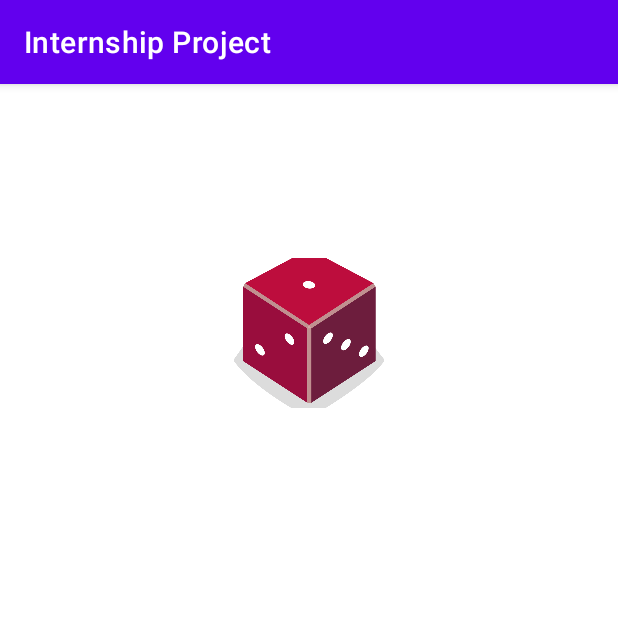
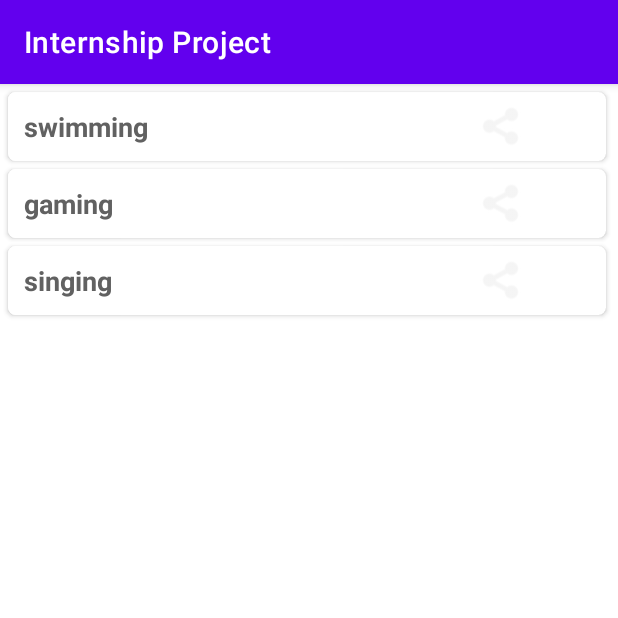
Before and after one commit to VishSingh03/ITR_Project_2023, an Android app: the screen it shows after launch (WallpaperActivity before the commit, HobbiesActivity after it), after a tap on "SHARE IMAGES", on a phone screen of 412 x 824 dp, the top half of it. Run offline under Robolectric (Android 15) with nearby library versions, the light colour scheme and no system bars.

Commit message:
Fixed Text share

```diff
--- a/app/src/main/AndroidManifest.xml
+++ b/app/src/main/AndroidManifest.xml
@@ -26,7 +26,7 @@
         <activity android:name=".TipCalculator">
 
         </activity>
-        <activity android:name=".WallpaperActivity">
+        <activity android:name=".HobbiesActivity">
 
         </activity>
     </application>
--- /dev/null
+++ b/app/src/main/java/com/example/internshipproject/HobbiesActivity.kt
@@ -0,0 +1,19 @@
+package com.example.internshipproject
+
+import android.os.Bundle
+import androidx.appcompat.app.AppCompatActivity
+import androidx.recyclerview.widget.LinearLayoutManager
+import androidx.recyclerview.widget.RecyclerView
+import androidx.recyclerview.widget.RecyclerView.*
+
+class HobbiesActivity:AppCompatActivity(){
+    override fun onCreate(savedInstanceState: Bundle?) {
+        super.onCreate(savedInstanceState)
+        setContentView(R.layout.activity_hobbies)
+        val LayoutManager = LinearLayoutManager(this)
+        LayoutManager.orientation = LinearLayoutManager.VERTICAL
+        findViewById<RecyclerView>(R.id.recyclerView).layoutManager = LayoutManager
+        val adapter = HobbiesAdapter(this,Supplier.hobbies)
+        findViewById<RecyclerView>(R.id.recyclerView).adapter = adapter
+    }
+}
--- /dev/null
+++ b/app/src/main/java/com/example/internshipproject/HobbiesAdapter.kt
@@ -0,0 +1,53 @@
+package com.example.internshipproject
+
+import android.content.Context
+import android.content.Intent
+import android.view.LayoutInflater
+import android.view.View
+import android.view.ViewGroup
+import android.widget.ImageView
+import android.widget.TextView
+import android.widget.Toast
+import androidx.appcompat.view.menu.MenuView.ItemView
+import androidx.recyclerview.widget.RecyclerView
+
+class HobbiesAdapter(val context: Context,val hobbies:List<Hobby>) :RecyclerView.Adapter<HobbiesAdapter.MyViewHolder> (){
+    inner class MyViewHolder(itemView: View):RecyclerView.ViewHolder(itemView){
+        var currentHobby:Hobby? = null
+        var currentPosition:Int = 0
+        init {
+            itemView.setOnClickListener{
+                Toast.makeText(context,currentHobby!!.title + " Clicked ",Toast.LENGTH_SHORT).show()
+            }
+            itemView.findViewById<ImageView>(R.id.imgShare).setOnClickListener{
+                val message:String = "My hobby is ${currentHobby!!.title}"
+                val intent = Intent()
+                intent.action = Intent.ACTION_SEND
+                intent.putExtra(Intent.EXTRA_TEXT,message)
+                intent.type = "text/plain"
+                context.startActivity(Intent.createChooser(intent,"Please select App"))
+
+            }
+        }
+            fun setData(hobby: Hobby?,pos:Int)
+            {
+                itemView.findViewById<TextView>(R.id.txvTitle).text = hobby!!.title
+                this.currentHobby = hobby
+                this.currentPosition = pos
+            }
+    }
+
+    override fun onCreateViewHolder(parent: ViewGroup, viewType: Int): MyViewHolder {
+      val view =  LayoutInflater.from(context).inflate(R.layout.list_item,parent,false)
+        return MyViewHolder(view)
+    }
+
+    override fun onBindViewHolder(holder: MyViewHolder, position: Int) {
+        val hobby = hobbies[position]
+        holder.setData(hobby,position)
+    }
+
+    override fun getItemCount(): Int {
+        return hobbies.size
+    }
+}
--- a/app/src/main/java/com/example/internshipproject/MainActivity.kt
+++ b/app/src/main/java/com/example/internshipproject/MainActivity.kt
@@ -25,7 +25,7 @@ class MainActivity : AppCompatActivity() {
         val btn_img = findViewById<Button>(R.id.button_img)
 
         btn_img.setOnClickListener{
-            val intent = Intent(this,WallpaperActivity::class.java)
+            val intent = Intent(this,HobbiesActivity::class.java)
             startActivity(intent)
         }
     }
--- /dev/null
+++ b/app/src/main/java/com/example/internshipproject/Model.kt
@@ -0,0 +1,11 @@
+package com.example.internshipproject
+
+data class Hobby(val title:String)
+
+object Supplier {
+    val hobbies = listOf<Hobby>(
+        Hobby("swimming"),
+        Hobby("gaming"),
+        Hobby("singing")
+                                )
+}
--- a/app/src/main/java/com/example/internshipproject/WallpaperActivity.kt
+++ /dev/null
@@ -1,68 +0,0 @@
-package com.example.internshipproject
-
-import android.content.Intent
-import android.os.Bundle
-import android.view.View
-import android.view.ViewGroup
-import android.widget.ImageView
-import androidx.appcompat.app.AppCompatActivity
-import androidx.recyclerview.widget.LinearLayoutManager
-import androidx.recyclerview.widget.RecyclerView
-
-class WallpaperActivity : AppCompatActivity() {
-    private val imageUrls = listOf(
-        "https://upload.wikimedia.org/wikipedia/commons/f/fe/EIk22BhUYAEF_k3.jpg",
-        // "https://example.com/image2.jpg",
-        // Add more image URLs here
-    )
-
-    override fun onCreate(savedInstanceState: Bundle?) {
-        super.onCreate(savedInstanceState)
-        setContentView(R.layout.activity_wallpaper)
-        val recyclerView = findViewById<RecyclerView>(R.id.recyclerView)
-        recyclerView.layoutManager = LinearLayoutManager(this)
-
-        val adapter = ImageAdapter(imageUrls)
-        recyclerView.adapter = adapter
-    }
-
-    inner class ImageAdapter(private val imageUrls: List<String>) :
-        RecyclerView.Adapter<ImageAdapter.ImageViewHolder>() {
-
-        override fun onCreateViewHolder(parent: ViewGroup, viewType: Int): ImageViewHolder {
-            val view = layoutInflater.inflate(R.layout.item_wallpaper, parent, false)
-            return ImageViewHolder(view)
-        }
-
-        override fun onBindViewHolder(holder: ImageViewHolder, position: Int) {
-            val imageUrl = imageUrls[position]
-            val imageView = holder.itemView.findViewById<ImageView>(R.id.imageButton)
-
-            // Load the image from the URL using a library like Picasso or Glide
-            // For this example, we'll use placeholder images
-            imageView.setImageResource(R.drawable.dice_1)
-
-            // Set a click listener to share the image
-            imageView.setOnClickListener {
-                shareImage(imageUrl)
-            }
-        }
-
-        override fun getItemCount(): Int {
-            return imageUrls.size
-        }
-
-        inner class ImageViewHolder(itemView: View) : RecyclerView.ViewHolder(itemView)
-
-        private fun shareImage(imageUrl: String) {
-            val intent = Intent(Intent.ACTION_SEND)
-            intent.type = "text/plain"
-            intent.putExtra(Intent.EXTRA_TEXT, imageUrl)
-            startActivity(Intent.createChooser(intent, "Share Image"))
-        }
-    }
-
-
-
-
-}
--- /dev/null
+++ b/app/src/main/res/layout/activity_hobbies.xml
@@ -0,0 +1,14 @@
+<?xml version="1.0" encoding="utf-8"?>
+<androidx.constraintlayout.widget.ConstraintLayout xmlns:android="http://schemas.android.com/apk/res/android"
+    xmlns:tools="http://schemas.android.com/tools"
+    android:layout_width="match_parent"
+    android:layout_height="match_parent">
+
+    <androidx.recyclerview.widget.RecyclerView
+        android:id="@+id/recyclerView"
+        android:layout_width="409dp"
+        android:layout_height="729dp"
+        tools:layout_editor_absoluteX="1dp"
+        tools:layout_editor_absoluteY="1dp"
+        tools:ignore="MissingConstraints" />
+</androidx.constraintlayout.widget.ConstraintLayout>
--- a/app/src/main/res/layout/activity_wallpaper.xml
+++ /dev/null
@@ -1,24 +0,0 @@
-<?xml version="1.0" encoding="utf-8"?>
-<LinearLayout
-    xmlns:android="http://schemas.android.com/apk/res/android"
-    android:layout_width="match_parent"
-    android:layout_height="wrap_content"
-    android:orientation="vertical"
-    android:padding="8dp">
-
-    <ImageView
-        android:id="@+id/imageButton"
-        android:layout_width="100dp"
-        android:layout_height="100dp"
-        android:layout_gravity="center"
-        android:scaleType="centerCrop" />
-
-    <androidx.recyclerview.widget.RecyclerView
-        android:id="@+id/recyclerView"
-        android:layout_width="match_parent"
-
-        android:layout_height="621dp">
-
-    </androidx.recyclerview.widget.RecyclerView>
-    <!-- You can add more views here for additional information about each item -->
-</LinearLayout>
--- a/app/src/main/res/layout/item_wallpaper.xml
+++ /dev/null
@@ -1,17 +0,0 @@
-<?xml version="1.0" encoding="utf-8"?>
-<LinearLayout
-    xmlns:android="http://schemas.android.com/apk/res/android"
-    android:layout_width="match_parent"
-    android:layout_height="wrap_content"
-    android:orientation="vertical"
-    android:padding="8dp">
-
-    <ImageView
-        android:id="@+id/imageButton"
-        android:layout_width="100dp"
-        android:layout_height="100dp"
-        android:layout_gravity="center"
-        android:scaleType="centerCrop" />
-
-    <!-- You can add more views here for additional information about each item -->
-</LinearLayout>
--- /dev/null
+++ b/app/src/main/res/layout/list_item.xml
@@ -0,0 +1,41 @@
+<?xml version="1.0" encoding="utf-8"?>
+<androidx.cardview.widget.CardView
+    xmlns:android="http://schemas.android.com/apk/res/android"
+    xmlns:card_view="http://schemas.android.com/apk/res-auto"
+    android:layout_width="match_parent"
+    android:layout_height="wrap_content"
+    android:layout_marginLeft="5dp"
+    android:layout_marginRight="5dp"
+    android:layout_marginTop="5dp"
+    card_view:cardCornerRadius="5dp">
+
+    <LinearLayout
+        android:layout_width="351dp"
+        android:layout_height="match_parent"
+        android:background="@android:color/white"
+        android:baselineAligned="false"
+        android:orientation="horizontal"
+        android:padding="5dp">
+
+        <TextView
+            android:id="@+id/txvTitle"
+            android:layout_width="303dp"
+            android:layout_height="wrap_content"
+            android:layout_margin="5dp"
+            android:layout_weight="1"
+            android:text="Title"
+            android:textColor="#616161"
+            android:textSize="18sp"
+            android:textStyle="bold" />
+
+        <ImageView
+            android:id="@+id/imgShare"
+            android:layout_width="wrap_content"
+            android:layout_height="match_parent"
+            android:layout_gravity="center"
+            android:src="@android:drawable/ic_menu_share"
+            card_view:tint="#eeeeee" />
+
+    </LinearLayout>
+
+</androidx.cardview.widget.CardView>
```
